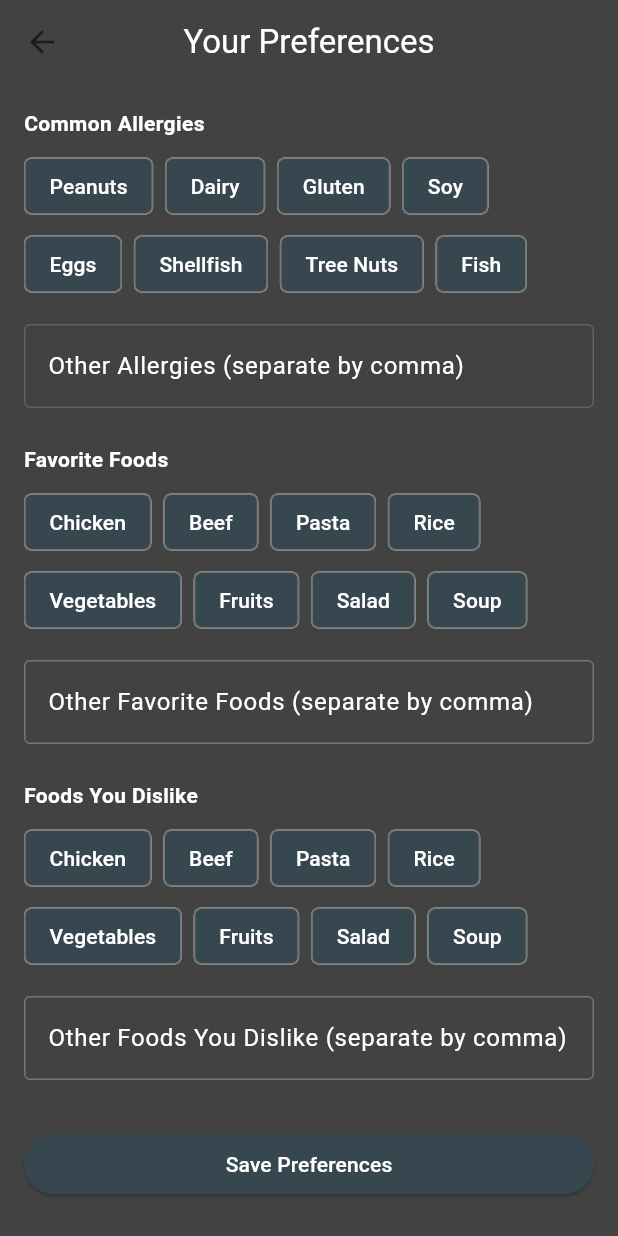
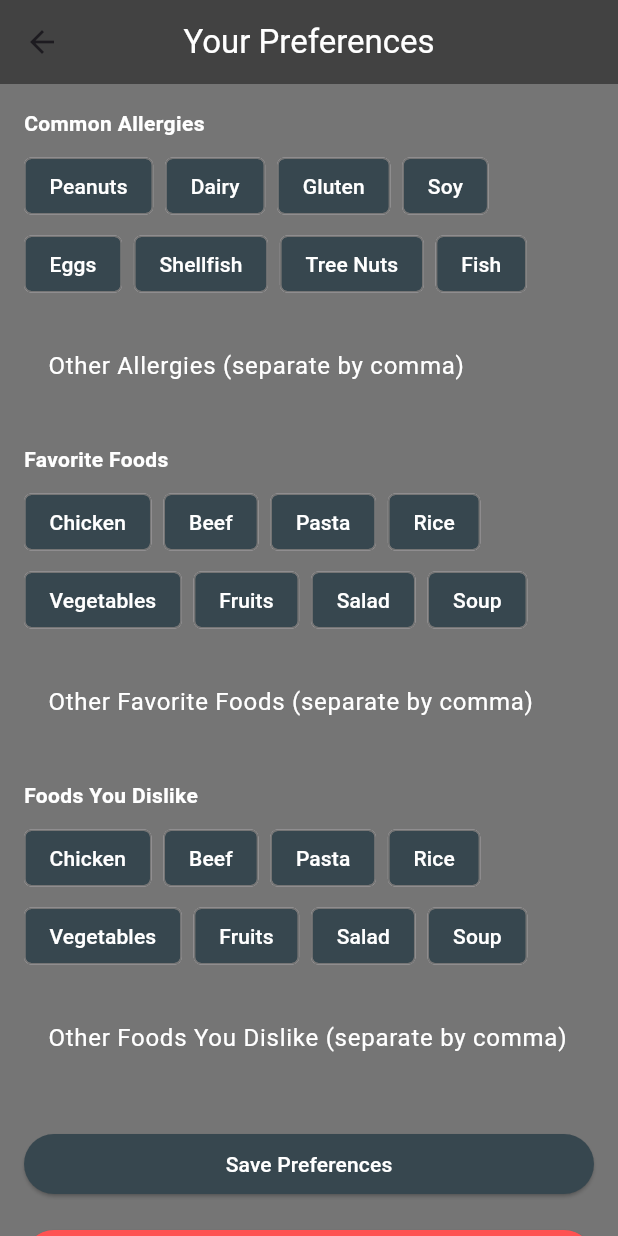
Before and after one commit to Havlin01/MealRecommender, a Flutter app: the PreferenceScreen screen opened directly, after a tap on "Save Preferences", on a phone screen of 412 x 824 dp. Run offline on Flutter 3.47's test engine with Material 3 defaults, Android fonts, the phone set to English and light mode, and no system bars; our stand-ins replace shared_preferences; accounts and stored records are empty; network calls fail.

Commit message:
Functional version. Gemini as a model. Complete design.

```diff
--- a/meal_recommender_app/lib/preference_screen.dart
+++ b/meal_recommender_app/lib/preference_screen.dart
@@ -2,6 +2,8 @@ import 'package:flutter/material.dart';
 import 'package:shared_preferences/shared_preferences.dart';
 import 'package:http/http.dart' as http;
 import 'dart:convert';
+import 'package:uuid/uuid.dart'; // Make sure you have this import
+import 'recommendation_screen.dart';
 
 class PreferenceScreen extends StatefulWidget {
   const PreferenceScreen({super.key});
@@ -19,8 +21,26 @@ class PreferenceScreenState extends State<PreferenceScreen> {
   List<String> _selectedFavorites = [];
   List<String> _selectedDislikes = [];
 
-  final List<String> _commonAllergies = ['Peanuts', 'Dairy', 'Gluten', 'Soy', 'Eggs', 'Shellfish', 'Tree Nuts', 'Fish'];
-  final List<String> _commonFoods = ['Chicken', 'Beef', 'Pasta', 'Rice', 'Vegetables', 'Fruits', 'Salad', 'Soup'];
+  final List<String> _commonAllergies = [
+    'Peanuts',
+    'Dairy',
+    'Gluten',
+    'Soy',
+    'Eggs',
+    'Shellfish',
+    'Tree Nuts',
+    'Fish',
+  ];
+  final List<String> _commonFoods = [
+    'Chicken',
+    'Beef',
+    'Pasta',
+    'Rice',
+    'Vegetables',
+    'Fruits',
+    'Salad',
+    'Soup',
+  ];
 
   @override
   void initState() {
@@ -30,9 +50,14 @@ class PreferenceScreenState extends State<PreferenceScreen> {
 
  Future<void> _loadUserId() async {
   final SharedPreferences prefs = await SharedPreferences.getInstance();
+
+  // TEMPORARY: Force clear the user_id for testing
+  // await prefs.remove('user_id');
+
   String? userId = prefs.getString('user_id');
   if (userId == null) {
-      userId = DateTime.now().millisecondsSinceEpoch.toString();
+    const uuid = Uuid();
+    userId = uuid.v4();
     await prefs.setString('user_id', userId);
   }
   setState(() {
@@ -44,16 +69,40 @@ class PreferenceScreenState extends State<PreferenceScreen> {
   Future<void> _savePreferences() async {
     if (_userId == null) return;
 
-    String allergiesToSend = _selectedAllergies.isNotEmpty || _allergiesController.text.trim().isNotEmpty
-      ? [..._selectedAllergies, ..._allergiesController.text.split(',').map((s) => s.trim()).where((s) => s.isNotEmpty)].join(',')
+    String allergiesToSend =
+        _selectedAllergies.isNotEmpty ||
+                _allergiesController.text.trim().isNotEmpty
+            ? [
+              ..._selectedAllergies,
+              ..._allergiesController.text
+                  .split(',')
+                  .map((s) => s.trim())
+                  .where((s) => s.isNotEmpty),
+            ].join(',')
             : 'None';
 
-  String favoritesToSend = _selectedFavorites.isNotEmpty || _favoriteFoodsController.text.trim().isNotEmpty
-      ? [..._selectedFavorites, ..._favoriteFoodsController.text.split(',').map((s) => s.trim()).where((s) => s.isNotEmpty)].join(',')
+    String favoritesToSend =
+        _selectedFavorites.isNotEmpty ||
+                _favoriteFoodsController.text.trim().isNotEmpty
+            ? [
+              ..._selectedFavorites,
+              ..._favoriteFoodsController.text
+                  .split(',')
+                  .map((s) => s.trim())
+                  .where((s) => s.isNotEmpty),
+            ].join(',')
             : 'None';
 
-  String dislikesToSend = _selectedDislikes.isNotEmpty || _dislikedFoodsController.text.trim().isNotEmpty
-      ? [..._selectedDislikes, ..._dislikedFoodsController.text.split(',').map((s) => s.trim()).where((s) => s.isNotEmpty)].join(',')
+    String dislikesToSend =
+        _selectedDislikes.isNotEmpty ||
+                _dislikedFoodsController.text.trim().isNotEmpty
+            ? [
+              ..._selectedDislikes,
+              ..._dislikedFoodsController.text
+                  .split(',')
+                  .map((s) => s.trim())
+                  .where((s) => s.isNotEmpty),
+            ].join(',')
             : 'None';
 
     final response = await http.post(
@@ -71,7 +120,35 @@ class PreferenceScreenState extends State<PreferenceScreen> {
 
     if (response.statusCode == 200) {
       ScaffoldMessenger.of(context).showSnackBar(
+        const SnackBar(
+          content: Text(
+            'Preferences saved!',
+            style: TextStyle(color: Colors.white),
+          ),
+        ),
+      );
+    } else {
+      ScaffoldMessenger.of(context).showSnackBar(
+        const SnackBar(
+          content: Text(
+            'Failed to save preferences.',
+            style: TextStyle(color: Colors.white),
+          ),
+          backgroundColor: Colors.redAccent,
+        ),
+      );
+      print(
+        'Failed to save preferences. Status code: ${response.statusCode}, body: ${response.body}',
+      ); // For debugging
+    }
+    if (response.statusCode == 200) {
+    ScaffoldMessenger.of(context).showSnackBar(
       const SnackBar(content: Text('Preferences saved!', style: TextStyle(color: Colors.white))),
+    );
+    // Navigate to the Recommendation Screen after successful save
+    Navigator.pushReplacement(
+      context,
+      MaterialPageRoute(builder: (context) => const RecommendationScreen()),
     );
   } else {
     ScaffoldMessenger.of(context).showSnackBar(
@@ -81,19 +158,77 @@ class PreferenceScreenState extends State<PreferenceScreen> {
   }
 }
 
-  Widget _buildFoodAllergyButtons(String title, List<String> items, List<String> selectedItems, Function(String) onItemToggled) {
+ Future<void> _deleteAccount() async {
+  if (_userId == null) return;
+
+  final response = await http.delete(
+    Uri.parse('http://localhost:8000/api/delete_account/$_userId/'),
+  );
+
+  final SharedPreferences prefs = await SharedPreferences.getInstance();
+
+  if (response.statusCode == 204) {
+    await prefs.remove('user_id');
+    setState(() {
+      _userId = null;
+      // ... clear other preference states ...
+    });
+    ScaffoldMessenger.of(context).showSnackBar(
+      const SnackBar(content: Text('Account deleted successfully!', style: TextStyle(color: Colors.white))),
+    );
+  } else {
+    ScaffoldMessenger.of(context).showSnackBar(
+      const SnackBar(content: Text('Failed to delete account on the server. '
+                                   'Your local account ID will be reset.',
+                               style: TextStyle(color: Colors.white)),
+                 backgroundColor: Colors.orangeAccent), // Use a warning color
+    );
+    print('Failed to delete account. Status code: ${response.statusCode}, body: ${response.body}');
+  }
+
+  // Always clear the local user ID after attempting deletion
+  await prefs.remove('user_id');
+  setState(() {
+    _userId = null;
+    _selectedAllergies.clear();
+    _selectedFavorites.clear();
+    _selectedDislikes.clear();
+    _allergiesController.clear();
+    _favoriteFoodsController.clear();
+    _dislikedFoodsController.clear();
+  });
+}
+
+  Widget _buildFoodAllergyButtons(
+    String title,
+    List<String> items,
+    List<String> selectedItems,
+    Function(String) onItemToggled,
+  ) {
     return Column(
       crossAxisAlignment: CrossAxisAlignment.start,
       children: [
-        Text(title, style: const TextStyle(color: Colors.white, fontWeight: FontWeight.bold)),
+        Text(
+          title,
+          style: const TextStyle(
+            color: Colors.white,
+            fontWeight: FontWeight.bold,
+          ),
+        ),
         const SizedBox(height: 8.0),
         Wrap(
           spacing: 8.0,
           runSpacing: 4.0,
-          children: items.map((item) {
+          children:
+              items.map((item) {
                 final isSelected = selectedItems.contains(item);
                 return FilterChip(
-              label: Text(item, style: TextStyle(color: isSelected ? Colors.black : Colors.white)),
+                  label: Text(
+                    item,
+                    style: TextStyle(
+                      color: isSelected ? Colors.black : Colors.white,
+                    ),
+                  ),
                   selected: isSelected,
                   onSelected: (bool selected) {
                     onItemToggled(item);
@@ -102,9 +237,15 @@ class PreferenceScreenState extends State<PreferenceScreen> {
                   selectedColor: Colors.white,
                   checkmarkColor: Colors.black,
                   showCheckmark: true,
-              labelStyle: TextStyle(color: isSelected ? Colors.black : Colors.white), // Apply style here
-              shape: RoundedRectangleBorder(borderRadius: BorderRadius.circular(5.0)), // Optional: rounded corners
-              side: BorderSide(color: isSelected ? Colors.white : Colors.grey[600]!), // Optional: border
+                  labelStyle: TextStyle(
+                    color: isSelected ? Colors.black : Colors.white,
+                  ),
+                  shape: RoundedRectangleBorder(
+                    borderRadius: BorderRadius.circular(5.0),
+                  ),
+                  side: BorderSide(
+                    color: isSelected ? Colors.white : Colors.grey[600]!,
+                  ),
                 );
               }).toList(),
         ),
@@ -117,11 +258,15 @@ class PreferenceScreenState extends State<PreferenceScreen> {
   Widget build(BuildContext context) {
     return Scaffold(
       appBar: AppBar(
-        title: const Text('Your Preferences', style: TextStyle(color: Colors.white, fontSize: 22), textAlign: TextAlign.center),
-        backgroundColor: Colors.grey[800],
-        centerTitle: true
+        title: const Text(
+          'Your Preferences',
+          style: TextStyle(color: Colors.white),
+          textAlign: TextAlign.center
         ),
         backgroundColor: Colors.grey[800],
+        centerTitle: true,
+      ),
+      backgroundColor: Colors.grey[600],
       body: SingleChildScrollView(
         padding: const EdgeInsets.all(16.0),
         child: Column(
@@ -148,8 +293,12 @@ class PreferenceScreenState extends State<PreferenceScreen> {
                 labelText: 'Other Allergies (separate by comma)',
                 labelStyle: const TextStyle(color: Colors.white),
                 border: const OutlineInputBorder(),
-                enabledBorder: OutlineInputBorder(borderSide: BorderSide(color: Colors.grey[700]!)),
-                focusedBorder: const OutlineInputBorder(borderSide: BorderSide(color: Colors.white)),
+                enabledBorder: OutlineInputBorder(
+                  borderSide: BorderSide(color: Colors.grey[600]!),
+                ),
+                focusedBorder: const OutlineInputBorder(
+                  borderSide: BorderSide(color: Colors.white),
+                ),
               ),
             ),
             const SizedBox(height: 24.0),
@@ -174,8 +323,12 @@ class PreferenceScreenState extends State<PreferenceScreen> {
                 labelText: 'Other Favorite Foods (separate by comma)',
                 labelStyle: const TextStyle(color: Colors.white),
                 border: const OutlineInputBorder(),
-                enabledBorder: OutlineInputBorder(borderSide: BorderSide(color: Colors.grey[600]!)),
-                focusedBorder: const OutlineInputBorder(borderSide: BorderSide(color: Colors.white)),
+                enabledBorder: OutlineInputBorder(
+                  borderSide: BorderSide(color: Colors.grey[600]!),
+                ),
+                focusedBorder: const OutlineInputBorder(
+                  borderSide: BorderSide(color: Colors.white),
+                ),
               ),
             ),
             const SizedBox(height: 24.0),
@@ -200,8 +353,12 @@ class PreferenceScreenState extends State<PreferenceScreen> {
                 labelText: 'Other Foods You Dislike (separate by comma)',
                 labelStyle: const TextStyle(color: Colors.white),
                 border: const OutlineInputBorder(),
-                enabledBorder: OutlineInputBorder(borderSide: BorderSide(color: Colors.grey[600]!)),
-                focusedBorder: const OutlineInputBorder(borderSide: BorderSide(color: Colors.white)),
+                enabledBorder: OutlineInputBorder(
+                  borderSide: BorderSide(color: Colors.grey[600]!),
+                ),
+                focusedBorder: const OutlineInputBorder(
+                  borderSide: BorderSide(color: Colors.white),
+                ),
               ),
             ),
             const SizedBox(height: 32.0),
@@ -213,6 +370,15 @@ class PreferenceScreenState extends State<PreferenceScreen> {
               ),
               child: const Text('Save Preferences'),
             ),
+            const SizedBox(height: 16.0),
+            ElevatedButton(
+              onPressed: _deleteAccount,
+              style: ElevatedButton.styleFrom(
+                backgroundColor: Colors.redAccent,
+                foregroundColor: Colors.white,
+              ),
+              child: const Text('Delete Account'),
+            ),
           ],
         ),
       ),
--- a/meal_recommender_app/pubspec.yaml
+++ b/meal_recommender_app/pubspec.yaml
@@ -32,6 +32,8 @@ dependencies:
     sdk: flutter
   http: ^1.1.0  # For making HTTP requests
   shared_preferences: ^2.2.2 # For storing the user ID locally
+  intl: ^0.18.1
+  uuid: ^4.3.0 # For generating unique IDs
 
 dev_dependencies:
   flutter_test:
```
Also changed, not shown: meal_recommender_app/lib/history_screen.dart (added, +120 -0 lines), meal_recommender_app/lib/main.dart (+34 -12 lines), meal_recommender_app/lib/recommendation_screen.dart (+58 -15 lines), meal_recommender_app/pubspec.lock, 2 other files. Lines whose indentation alone changed are shown as unchanged.
